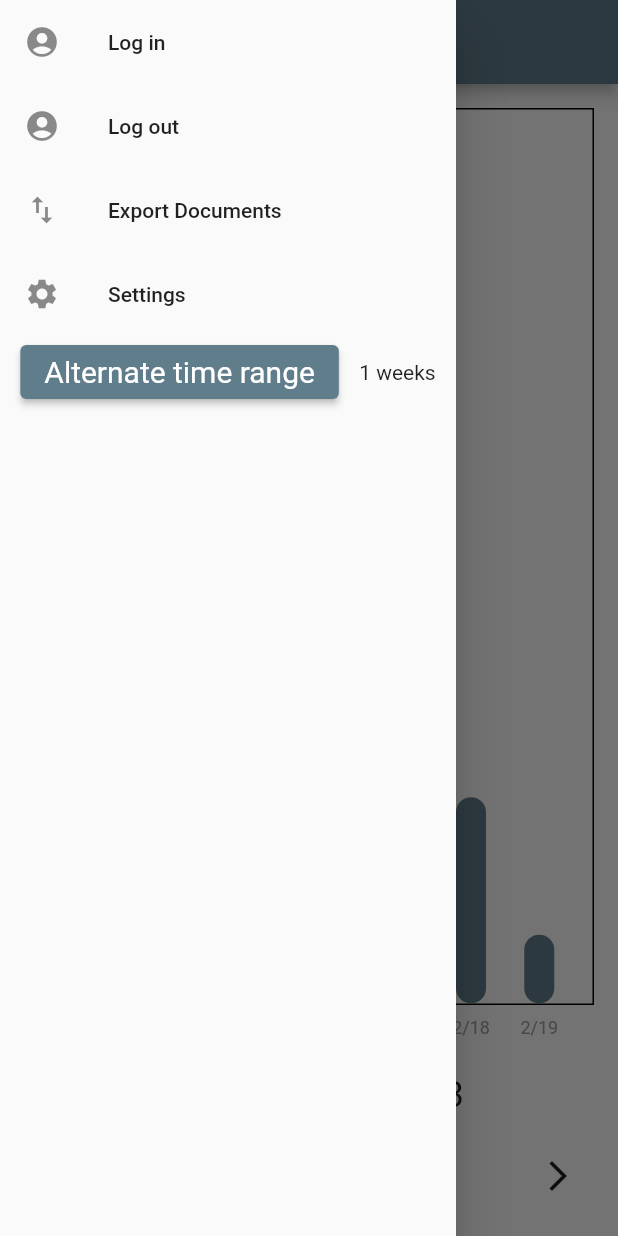
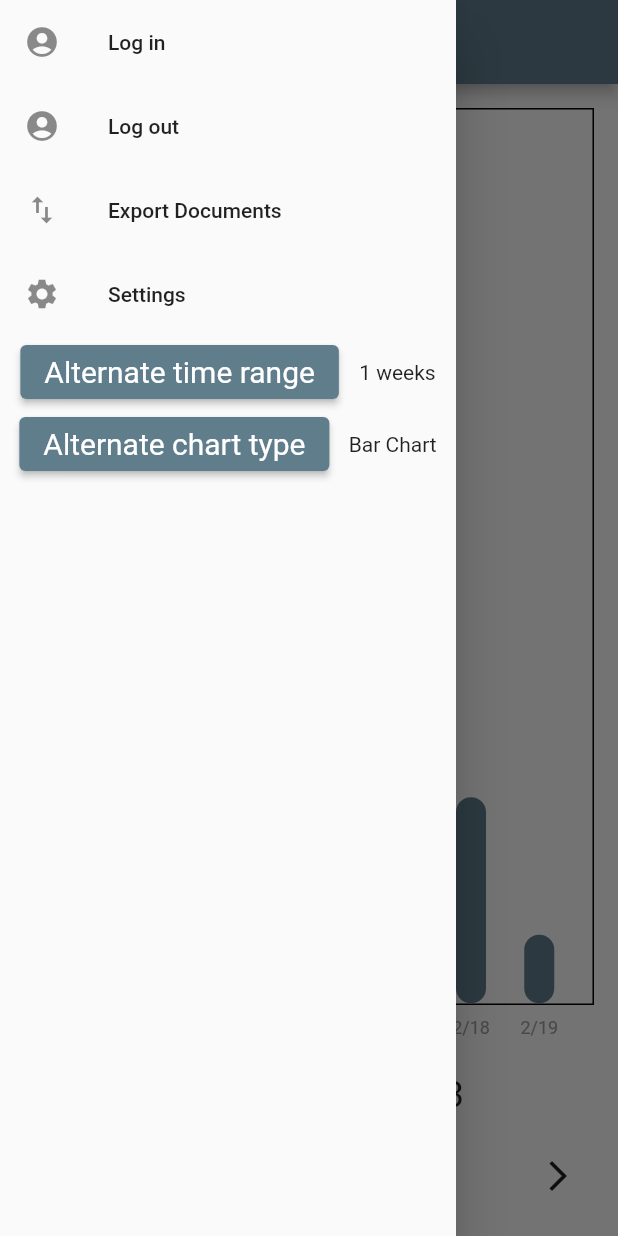
Before and after one commit to The-Rockers/DriverDrowsinessDetection, a Flutter app: the screen it shows after launch, with the side drawer open, on a phone screen of 412 x 824 dp. Run offline on Flutter 3.47's test engine with Material 2 defaults, Android fonts, the phone set to English and light mode, and no system bars; drawn by our look-alikes of fl_chart; missing offline and left inert: flutter_chart_demo.

Commit message:
added line chart with alteration button. Will degbug later

```diff
--- a/lib/drowsiness_graph.dart
+++ b/lib/drowsiness_graph.dart
@@ -1,61 +1,23 @@
 import 'package:flutter/material.dart';
-import 'package:fl_chart/fl_chart.dart';
+import 'standard_bar_chart.dart';
+import 'standard_line_chart.dart';
 
 class DrowsinessGraph extends StatelessWidget {
   final List<int> data;
   final List<String> days;
+  final bool isBarChart;
 
-  DrowsinessGraph({required this.data, required this.days});
+  DrowsinessGraph({required this.data, required this.days, required this.isBarChart});
 
   @override
   Widget build(BuildContext context) {
 
-    return Expanded( // This is the widget where a majority of the code is contained
-      child: BarChart(
-        BarChartData(
-          barTouchData: BarTouchData(enabled: false),
-          titlesData: FlTitlesData(
-            leftTitles: SideTitles(
-              showTitles: true,
-              margin: 12,
-              getTextStyles: (context, value) => const TextStyle(
-                color: Colors.grey,
-                fontSize: 12,
-              ),
-            ),
-            bottomTitles: SideTitles(
-              showTitles: true,
-              margin: 8,
-              getTextStyles: (context, value) => const TextStyle(
-                color: Colors.grey,
-                fontSize: 12,
-              ),
-              getTitles: (double value) {
-                //return 'Day ${value.toInt() + 1}';
-                return days[value.toInt()];
-              },
-            ),
-          ),
-          barGroups: data
-              .asMap()
-              .map((index, value) => MapEntry(
-                    index,
-                    BarChartGroupData(
-                      x: index,
-                      barRods: [
-                        BarChartRodData(
-                          y: value.toDouble(),
-                          colors: [Colors.blueGrey],
-                          width: 20,
-                        ),
-                      ],
-                    ),
-                  ))
-              .values
-              .toList(),
-        ),
-      ),
-      ); // Keep this here
+    if(isBarChart){
+      return StandardBarChart(data: data, days: days); //Keep this here
+    }
+    else{
+      return StandardLineChart(data: data, days: days); //Keep this here
+    }
 
   }
 }
--- a/lib/main.dart
+++ b/lib/main.dart
@@ -21,6 +21,8 @@ class MyAppState extends State<MyApp>{
   int currentWeekIndex = 0;
   int currentWeekRange = 1;
 
+  bool isBarChart = true;
+
   void modifyCurrentWeekRange(){ // Alternate between 1,2, and 4 week time range.
     switch(currentWeekRange){
       case 1:
@@ -39,6 +41,12 @@ class MyAppState extends State<MyApp>{
         });
         break;
     }
+  }
+
+  void alternateChartType(){
+    setState((){
+      isBarChart = !isBarChart;
+    });
   }
 
   void decrementWeekIndex(){
@@ -111,14 +119,14 @@ class MyAppState extends State<MyApp>{
           actions: <Widget>[
           ]
         ),
-        drawer: SettingsDrawer(modifyCurrentWeekRange, currentWeekRange),
+        drawer: SettingsDrawer(modifyCurrentWeekRange: modifyCurrentWeekRange, alternateChartType: alternateChartType, isBarChart: isBarChart, currentWeekRange: currentWeekRange),
         body: Padding(
             padding: const EdgeInsets.all(16.0),
             child: Column(
               //crossAxisAlignment: CrossAxisAlignment.stretch,
               crossAxisAlignment: CrossAxisAlignment.center,
               children: [
-                DrowsinessGraph(data:data, days:daysText),
+                DrowsinessGraph(data:data, days:daysText, isBarChart: isBarChart), // Must make state later
                 const SizedBox(height: 16),
                 Text(
                   '${weekText}',
--- a/lib/settings_drawer.dart
+++ b/lib/settings_drawer.dart
@@ -4,12 +4,22 @@ class SettingsDrawer extends StatelessWidget {
 
   VoidCallback? modifyCurrentWeekRange;
   int? currentWeekRange;
+  VoidCallback? alternateChartType;
+  bool isBarChart;
 
-  SettingsDrawer(this.modifyCurrentWeekRange, this.currentWeekRange);
+  SettingsDrawer({this.modifyCurrentWeekRange, this.alternateChartType, required this.isBarChart, this.currentWeekRange});
 
   @override
   Widget build(BuildContext context) {
     ButtonStyle style = ElevatedButton.styleFrom(textStyle: const TextStyle(fontSize: 20));
+    String currentChartType = "";
+
+    if(isBarChart){ // replace with ternary expression
+      currentChartType = "Bar Chart";
+    }
+    else{
+      currentChartType = "Line Chart";
+    }
 
     return Drawer( // Newly added drawer
         child: ListView(
@@ -41,8 +51,18 @@ class SettingsDrawer extends StatelessWidget {
                 ),
                 Text(currentWeekRange.toString() + " weeks"),
               ],
-            )
-
+            ),
+            Row(
+              mainAxisAlignment: MainAxisAlignment.spaceEvenly,
+              children: <Widget>[
+                ElevatedButton(
+                  style: style,
+                  onPressed: alternateChartType,
+                  child: Text("Alternate chart type"),
+                ),
+                Text(currentChartType),
+              ],
+            ),
           ]
         ),
       );
--- a/lib/standard_bar_chart.dart
+++ b/lib/standard_bar_chart.dart
@@ -3,11 +3,58 @@ import 'package:flutter/material.dart';
 import 'package:fl_chart/fl_chart.dart';
 
 class StandardBarChart extends StatelessWidget {
+  final List<int> data;
+  final List<String> days;
+
+  StandardBarChart({required this.data, required this.days});
 
   @override
   Widget build(BuildContext context) {
-    return Container(
-
-    );
+    return Expanded( // This is the widget where a majority of the code is contained
+      child: BarChart(
+        BarChartData(
+          barTouchData: BarTouchData(enabled: false),
+          titlesData: FlTitlesData(
+            leftTitles: SideTitles(
+              showTitles: true,
+              margin: 12,
+              getTextStyles: (context, value) => const TextStyle(
+                color: Colors.grey,
+                fontSize: 12,
+              ),
+            ),
+            bottomTitles: SideTitles(
+              showTitles: true,
+              margin: 8,
+              getTextStyles: (context, value) => const TextStyle(
+                color: Colors.grey,
+                fontSize: 12,
+              ),
+              getTitles: (double value) {
+                return days[value.toInt()];
+              },
+            ),
+          ),
+          // Takes in the data list and converts it to a list of BarChartRodData widgets
+          barGroups: data
+              .asMap()
+              .map((index, value) => MapEntry(
+                    index,
+                    BarChartGroupData(
+                      x: index,
+                      barRods: [
+                        BarChartRodData(
+                          y: value.toDouble(),
+                          colors: [Colors.blueGrey],
+                          width: 20,
+                        ),
+                      ],
+                    ),
+                  ))
+              .values
+              .toList(),
+        ),
+      ),
+      ); //
   }
 }
```
Also changed, not shown: lib/lineDemo.dart (added, +72 -0 lines), lib/standard_line_chart.dart (added, +60 -0 lines).
